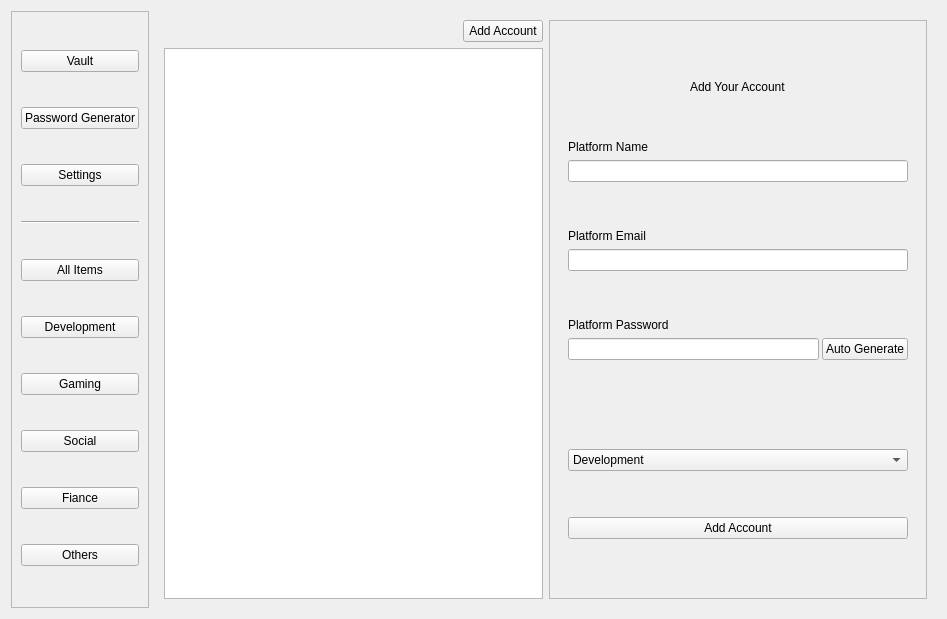
Above: pages/view/dashboard/dashboard.ui from SahisN/PasswordManager before the change. Below: the same form after it.
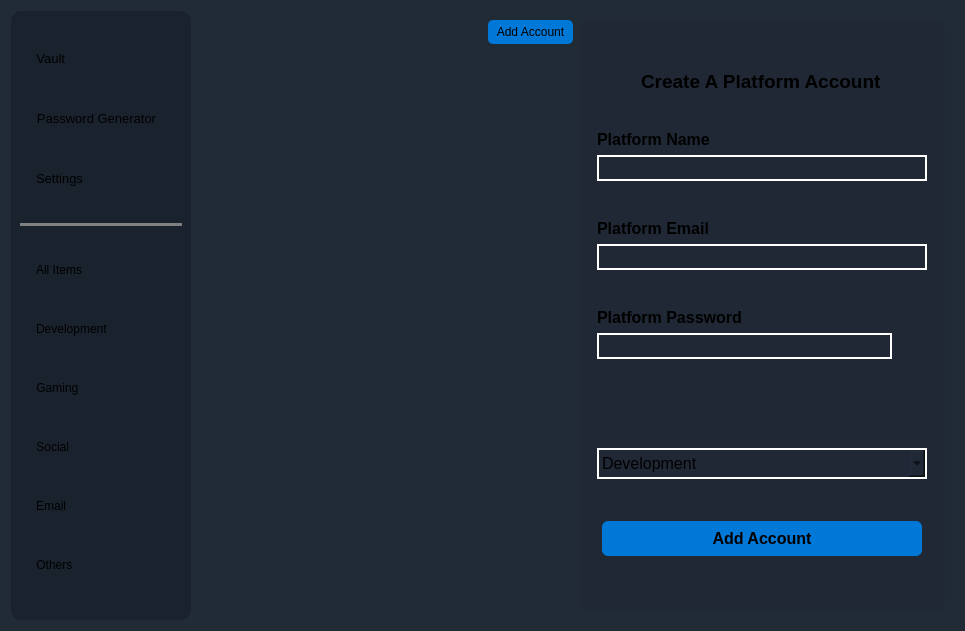
That is the form after the change. The open tabs and pages were chosen to show the change. Icons and pictures are not drawn.

```diff
--- a/pages/view/dashboard/dashboard.ui
+++ b/pages/view/dashboard/dashboard.ui
@@ -6,18 +6,32 @@
    <rect>
     <x>0</x>
     <y>0</y>
-    <width>947</width>
-    <height>619</height>
+    <width>965</width>
+    <height>631</height>
    </rect>
   </property>
   <property name="windowTitle">
    <string>Form</string>
   </property>
+  <property name="styleSheet">
+   <string notr="true">background-color: #212b36;
+border-radius:5px;</string>
+  </property>
   <layout class="QHBoxLayout" name="horizontalLayout_2">
    <item>
     <layout class="QVBoxLayout" name="verticalLayout_2">
      <item>
       <widget class="QFrame" name="frame">
+       <property name="font">
+        <font>
+         <pointsize>10</pointsize>
+        </font>
+       </property>
+       <property name="styleSheet">
+        <string notr="true">background-color: #1a222d;
+border: 2px;
+border-radius:10px;</string>
+       </property>
        <property name="frameShape">
         <enum>QFrame::Shape::StyledPanel</enum>
        </property>
@@ -25,73 +39,374 @@
         <enum>QFrame::Shadow::Raised</enum>
        </property>
        <layout class="QVBoxLayout" name="verticalLayout_7">
-        <item>
+        <item alignment="Qt::AlignmentFlag::AlignLeft">
          <widget class="QPushButton" name="VaultButton">
+          <property name="font">
+           <font>
+            <pointsize>10</pointsize>
+           </font>
+          </property>
+          <property name="styleSheet">
+           <string notr="true"> QPushButton {
+            background-color: transparent;
+            border: none;
+            padding: 8px 16px;
+            border-radius: 6px;
+        }
+
+        QPushButton:hover:!checked {
+            background-color: #0078d7;
+        }
+
+        QPushButton:checked {
+            background-color: #0078d7;
+        }
+
+        QPushButton:hover:checked {
+            background-color: #aaaaaa;
+        }</string>
+          </property>
           <property name="text">
-           <string>Vault</string>
+           <string>Vault                      </string>
+          </property>
+          <property name="icon">
+           <iconset resource="../../../resources.qrc">
+            <normaloff>:/img/images/shield_logo.svg</normaloff>:/img/images/shield_logo.svg</iconset>
+          </property>
+          <property name="iconSize">
+           <size>
+            <width>24</width>
+            <height>24</height>
+           </size>
+          </property>
+          <property name="checkable">
+           <bool>true</bool>
+          </property>
+          <property name="checked">
+           <bool>false</bool>
           </property>
          </widget>
         </item>
-        <item>
+        <item alignment="Qt::AlignmentFlag::AlignLeft">
          <widget class="QPushButton" name="passwordGeneratorButton">
+          <property name="font">
+           <font>
+            <pointsize>10</pointsize>
+           </font>
+          </property>
+          <property name="styleSheet">
+           <string notr="true"> QPushButton {
+            background-color: transparent;
+            border: none;
+            padding: 8px 16px;
+            border-radius: 6px;
+        }
+
+        QPushButton:hover:!checked {
+            background-color: #0078d7;
+        }
+
+        QPushButton:checked {
+            background-color: #0078d7;
+        }
+
+        QPushButton:hover:checked {
+            background-color: #aaaaaa;
+        }</string>
+          </property>
           <property name="text">
            <string>Password Generator</string>
           </property>
+          <property name="icon">
+           <iconset resource="../../../resources.qrc">
+            <normaloff>:/img/images/key_logo.svg</normaloff>:/img/images/key_logo.svg</iconset>
+          </property>
+          <property name="iconSize">
+           <size>
+            <width>24</width>
+            <height>24</height>
+           </size>
+          </property>
+          <property name="checkable">
+           <bool>true</bool>
+          </property>
          </widget>
         </item>
-        <item>
+        <item alignment="Qt::AlignmentFlag::AlignLeft">
          <widget class="QPushButton" name="SettingsButton">
+          <property name="font">
+           <font>
+            <pointsize>10</pointsize>
+           </font>
+          </property>
+          <property name="styleSheet">
+           <string notr="true"> QPushButton {
+            background-color: transparent;
+            border: none;
+            padding: 8px 16px;
+            border-radius: 6px;
+        }
+
+        QPushButton:hover:!checked {
+            background-color: #0078d7;
+        }
+
+        QPushButton:checked {
+            background-color: #0078d7;
+        }
+
+        QPushButton:hover:checked {
+            background-color: #aaaaaa;
+        }</string>
+          </property>
           <property name="text">
-           <string>Settings</string>
+           <string>Settings                  </string>
+          </property>
+          <property name="icon">
+           <iconset resource="../../../resources.qrc">
+            <normaloff>:/img/images/settings_logo.svg</normaloff>:/img/images/settings_logo.svg</iconset>
+          </property>
+          <property name="iconSize">
+           <size>
+            <width>24</width>
+            <height>24</height>
+           </size>
+          </property>
+          <property name="checkable">
+           <bool>true</bool>
           </property>
          </widget>
         </item>
         <item>
          <widget class="Line" name="line_2">
+          <property name="styleSheet">
+           <string notr="true">background-color: grey;
+</string>
+          </property>
           <property name="orientation">
            <enum>Qt::Orientation::Horizontal</enum>
           </property>
          </widget>
         </item>
-        <item>
+        <item alignment="Qt::AlignmentFlag::AlignLeft">
          <widget class="QPushButton" name="allCategoryBtn">
+          <property name="styleSheet">
+           <string notr="true"> QPushButton {
+            background-color: transparent;
+            border: none;
+            padding: 8px 16px;
+            border-radius: 6px;
+        }
+
+        QPushButton:hover:!checked {
+            background-color: #0078d7;
+        }
+
+        QPushButton:checked {
+            background-color: #0078d7;
+        }
+
+        QPushButton:hover:checked {
+            background-color: #aaaaaa;
+        }</string>
+          </property>
           <property name="text">
-           <string>All Items</string>
+           <string>All Items                        </string>
+          </property>
+          <property name="icon">
+           <iconset resource="../../../resources.qrc">
+            <normaloff>:/img/images/folder_logo.svg</normaloff>:/img/images/folder_logo.svg</iconset>
+          </property>
+          <property name="iconSize">
+           <size>
+            <width>24</width>
+            <height>24</height>
+           </size>
           </property>
          </widget>
         </item>
-        <item>
+        <item alignment="Qt::AlignmentFlag::AlignLeft">
          <widget class="QPushButton" name="developmentCategoryBtn">
+          <property name="styleSheet">
+           <string notr="true"> QPushButton {
+            background-color: transparent;
+            border: none;
+            padding: 8px 16px;
+            border-radius: 6px;
+        }
+
+        QPushButton:hover:!checked {
+            background-color: #0078d7;
+        }
+
+        QPushButton:checked {
+            background-color: #0078d7;
+        }
+
+        QPushButton:hover:checked {
+            background-color: #aaaaaa;
+        }</string>
+          </property>
           <property name="text">
-           <string>Development</string>
+           <string>Development                </string>
+          </property>
+          <property name="icon">
+           <iconset resource="../../../resources.qrc">
+            <normaloff>:/img/images/code_logo.svg</normaloff>:/img/images/code_logo.svg</iconset>
+          </property>
+          <property name="iconSize">
+           <size>
+            <width>24</width>
+            <height>24</height>
+           </size>
           </property>
          </widget>
         </item>
-        <item>
+        <item alignment="Qt::AlignmentFlag::AlignLeft">
          <widget class="QPushButton" name="gamingCategoryBtn">
+          <property name="styleSheet">
+           <string notr="true"> QPushButton {
+            background-color: transparent;
+            border: none;
+            padding: 8px 16px;
+            border-radius: 6px;
+        }
+
+        QPushButton:hover:!checked {
+            background-color: #0078d7;
+        }
+
+        QPushButton:checked {
+            background-color: #0078d7;
+        }
+
+        QPushButton:hover:checked {
+            background-color: #aaaaaa;
+        }</string>
+          </property>
           <property name="text">
-           <string>Gaming</string>
+           <string>Gaming                         </string>
+          </property>
+          <property name="icon">
+           <iconset resource="../../../resources.qrc">
+            <normaloff>:/img/images/gaming_logo.svg</normaloff>:/img/images/gaming_logo.svg</iconset>
+          </property>
+          <property name="iconSize">
+           <size>
+            <width>24</width>
+            <height>24</height>
+           </size>
           </property>
          </widget>
         </item>
-        <item>
+        <item alignment="Qt::AlignmentFlag::AlignLeft">
          <widget class="QPushButton" name="socialCategoryBtn">
+          <property name="styleSheet">
+           <string notr="true"> QPushButton {
+            background-color: transparent;
+            border: none;
+            padding: 8px 16px;
+            border-radius: 6px;
+        }
+
+        QPushButton:hover:!checked {
+            background-color: #0078d7;
+        }
+
+        QPushButton:checked {
+            background-color: #0078d7;
+        }
+
+        QPushButton:hover:checked {
+            background-color: #aaaaaa;
+        }</string>
+          </property>
           <property name="text">
-           <string>Social</string>
+           <string>Social                             </string>
           </property>
+          <property name="icon">
+           <iconset resource="../../../resources.qrc">
+            <normaloff>:/img/images/web_logo.svg</normaloff>:/img/images/web_logo.svg</iconset>
+          </property>
+          <property name="iconSize">
+           <size>
+            <width>24</width>
+            <height>24</height>
+           </size>
+          </property>
          </widget>
         </item>
-        <item>
-         <widget class="QPushButton" name="FianceCategoryBtn">
+        <item alignment="Qt::AlignmentFlag::AlignLeft">
+         <widget class="QPushButton" name="EmailCategoryBtn">
+          <property name="styleSheet">
+           <string notr="true"> QPushButton {
+            background-color: transparent;
+            border: none;
+            padding: 8px 16px;
+            border-radius: 6px;
+        }
+
+        QPushButton:hover:!checked {
+            background-color: #0078d7;
+        }
+
+        QPushButton:checked {
+            background-color: #0078d7;
+        }
+
+        QPushButton:hover:checked {
+            background-color: #aaaaaa;
+        }</string>
+          </property>
           <property name="text">
-           <string>Fiance</string>
+           <string>Email                              </string>
           </property>
+          <property name="icon">
+           <iconset resource="../../../resources.qrc">
+            <normaloff>:/img/images/email_logo.svg</normaloff>:/img/images/email_logo.svg</iconset>
+          </property>
+          <property name="iconSize">
+           <size>
+            <width>24</width>
+            <height>24</height>
+           </size>
+          </property>
          </widget>
         </item>
-        <item>
+        <item alignment="Qt::AlignmentFlag::AlignLeft">
          <widget class="QPushButton" name="otherCategoryBtn">
+          <property name="styleSheet">
+           <string notr="true"> QPushButton {
+            background-color: transparent;
+            border: none;
+            padding: 8px 16px;
+            border-radius: 6px;
+        }
+
+        QPushButton:hover:!checked {
+            background-color: #0078d7;
+        }
+
+        QPushButton:checked {
+            background-color: #0078d7;
+        }
+
+        QPushButton:hover:checked {
+            background-color: #aaaaaa;
+        }</string>
+          </property>
           <property name="text">
-           <string>Others</string>
+           <string>Others                            </string>
+          </property>
+          <property name="icon">
+           <iconset resource="../../../resources.qrc">
+            <normaloff>:/img/images/others_logo.svg</normaloff>:/img/images/others_logo.svg</iconset>
+          </property>
+          <property name="iconSize">
+           <size>
+            <width>24</width>
+            <height>24</height>
+           </size>
           </property>
          </widget>
         </item>
@@ -109,17 +424,43 @@
       <layout class="QHBoxLayout" name="horizontalLayout_3">
        <item>
         <layout class="QVBoxLayout" name="verticalLayout_3">
-         <item alignment="Qt::AlignmentFlag::AlignRight">
+         <item alignment="Qt::AlignmentFlag::AlignRight|Qt::AlignmentFlag::AlignBottom">
           <widget class="QPushButton" name="addAccountButton">
+           <property name="styleSheet">
+            <string notr="true"> QPushButton {
+            background-color: #0078d7;
+            border: none;
+            padding: 5px 8px;
+            border-radius: 5px;
+        }
+
+        QPushButton:hover {
+            background-color: #aaaaaa;
+        }</string>
+           </property>
            <property name="text">
             <string>Add Account</string>
            </property>
+           <property name="icon">
+            <iconset theme="QIcon::ThemeIcon::ListAdd"/>
+           </property>
+           <property name="iconSize">
+            <size>
+             <width>18</width>
+             <height>18</height>
+            </size>
+           </property>
           </widget>
          </item>
          <item>
           <layout class="QHBoxLayout" name="horizontalLayout_4">
            <item>
-            <widget class="QListWidget" name="listWidget"/>
+            <widget class="QListWidget" name="listWidget">
+             <property name="styleSheet">
+              <string notr="true">border: 2px;
+border-radius:10px;</string>
+             </property>
+            </widget>
            </item>
           </layout>
          </item>
@@ -129,6 +470,11 @@
         <layout class="QVBoxLayout" name="verticalLayout_4">
          <item>
           <widget class="QFrame" name="frame_3">
+           <property name="styleSheet">
+            <string notr="true">background-color: #1f2834;
+border: 2px;
+border-radius:10px;</string>
+           </property>
            <property name="frameShape">
             <enum>QFrame::Shape::StyledPanel</enum>
            </property>
@@ -144,6 +490,12 @@
                 <height>16777215</height>
                </size>
               </property>
+              <property name="font">
+               <font>
+                <pointsize>11</pointsize>
+                <bold>true</bold>
+               </font>
+              </property>
               <property name="currentIndex">
                <number>0</number>
               </property>
@@ -257,8 +609,14 @@
                 </item>
                 <item alignment="Qt::AlignmentFlag::AlignHCenter">
                  <widget class="QLabel" name="label_6">
+                  <property name="font">
+                   <font>
+                    <pointsize>14</pointsize>
+                    <bold>true</bold>
+                   </font>
+                  </property>
                   <property name="text">
-                   <string>Add Your Account</string>
+                   <string>Create A Platform Account</string>
                   </property>
                  </widget>
                 </item>
@@ -277,13 +635,28 @@
                 </item>
                 <item alignment="Qt::AlignmentFlag::AlignLeft|Qt::AlignmentFlag::AlignBottom">
                  <widget class="QLabel" name="accountTitleLabel">
+                  <property name="font">
+                   <font>
+                    <pointsize>12</pointsize>
+                    <bold>true</bold>
+                   </font>
+                  </property>
                   <property name="text">
                    <string>Platform Name</string>
                   </property>
                  </widget>
                 </item>
                 <item>
-                 <widget class="QLineEdit" name="platformNameInput"/>
+                 <widget class="QLineEdit" name="platformNameInput">
+                  <property name="styleSheet">
+                   <string notr="true">border: 2px solid white;
+border-radius: 0px;
+padding: 3px;</string>
+                  </property>
+                  <property name="text">
+                   <string/>
+                  </property>
+                 </widget>
                 </item>
                 <item>
                  <spacer name="verticalSpacer_2">
@@ -300,13 +673,28 @@
                 </item>
                 <item alignment="Qt::AlignmentFlag::AlignBottom">
                  <widget class="QLabel" name="PlatformEmailLabel">
+                  <property name="font">
+                   <font>
+                    <pointsize>12</pointsize>
+                    <bold>true</bold>
+                   </font>
+                  </property>
                   <property name="text">
                    <string>Platform Email</string>
                   </property>
                  </widget>
                 </item>
                 <item>
-                 <widget class="QLineEdit" name="platformEmailInput"/>
+                 <widget class="QLineEdit" name="platformEmailInput">
+                  <property name="styleSheet">
+                   <string notr="true">border: 2px solid white;
+border-radius: 0px;
+padding: 3px;</string>
+                  </property>
+                  <property name="text">
+                   <string/>
+                  </property>
+                 </widget>
                 </item>
                 <item>
                  <spacer name="verticalSpacer_4">
@@ -323,6 +711,12 @@
                 </item>
                 <item alignment="Qt::AlignmentFlag::AlignBottom">
                  <widget class="QLabel" name="PlatformPasswordLabel">
+                  <property name="font">
+                   <font>
+                    <pointsize>12</pointsize>
+                    <bold>true</bold>
+                   </font>
+                  </property>
                   <property name="text">
                    <string>Platform Password</string>
                   </property>
@@ -337,12 +731,28 @@
                    <number>83</number>
                   </property>
                   <item>
-                   <widget class="QLineEdit" name="platformPasswordInput"/>
+                   <widget class="QLineEdit" name="platformPasswordInput">
+                    <property name="styleSheet">
+                     <string notr="true">border: 2px solid white;
+border-radius: 0px;
+padding: 3px;</string>
+                    </property>
+                   </widget>
                   </item>
                   <item>
                    <widget class="QPushButton" name="autoGenerateButton">
                     <property name="text">
-                     <string>Auto Generate</string>
+                     <string/>
+                    </property>
+                    <property name="icon">
+                     <iconset resource="../../../resources.qrc">
+                      <normaloff>:/img/images/key_logo.svg</normaloff>:/img/images/key_logo.svg</iconset>
+                    </property>
+                    <property name="iconSize">
+                     <size>
+                      <width>20</width>
+                      <height>20</height>
+                     </size>
                     </property>
                    </widget>
                   </item>
@@ -350,6 +760,17 @@
                 </item>
                 <item>
                  <widget class="QComboBox" name="categorySelection">
+                  <property name="font">
+                   <font>
+                    <pointsize>12</pointsize>
+                    <bold>false</bold>
+                   </font>
+                  </property>
+                  <property name="styleSheet">
+                   <string notr="true">border: 2px solid white;
+border-radius: 0px;
+padding: 3px;</string>
+                  </property>
                   <item>
                    <property name="text">
                     <string>Development</string>
@@ -392,6 +813,27 @@
                 </item>
                 <item>
                  <widget class="QPushButton" name="addNewAccountBtn">
+                  <property name="font">
+                   <font>
+                    <pointsize>12</pointsize>
+                    <bold>true</bold>
+                   </font>
+                  </property>
+                  <property name="styleSheet">
+                   <string notr="true"> QPushButton {
+        background-color: #0078d7; 
+        border: none;
+        padding: 8px 16px;
+        border-radius: 6px;
+		margin: 5px;
+    }
+    QPushButton:hover {
+        background-color: #3399ff;  
+    }
+    QPushButton:pressed {
+        background-color: #005a9e;  
+    }</string>
+                  </property>
                   <property name="text">
                    <string>Add Account</string>
                   </property>
```
Left out of the diff: 86 changed lines with no effect on the pictures.
